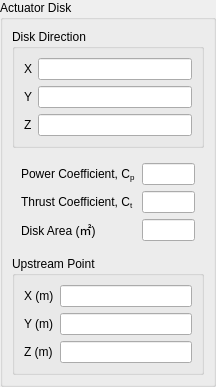
Old version of the form view/setup/cell_zone_conditions/actuator_disk_widget.ui in the repository nextfoam/baram.
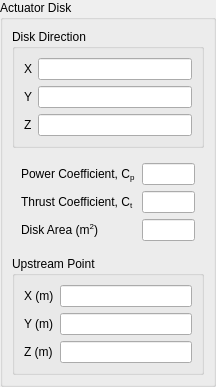
New version of the form.

What changed in the file:
```diff
--- a/view/setup/cell_zone_conditions/actuator_disk_widget.ui
+++ b/view/setup/cell_zone_conditions/actuator_disk_widget.ui
@@ -97,7 +97,7 @@
          <item row="2" column="0">
           <widget class="QLabel" name="label_5">
            <property name="text">
-            <string>Disk Area (㎡)</string>
+            <string>Disk Area (m&lt;sup&gt;2&lt;/sup&gt;)</string>
            </property>
           </widget>
          </item>
```
